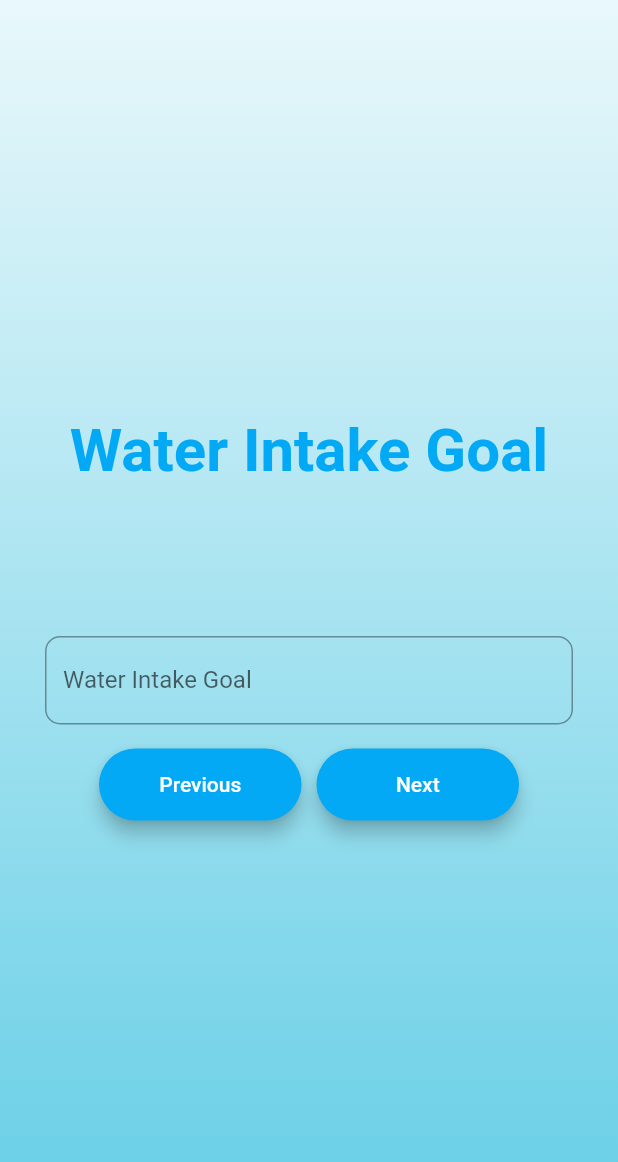
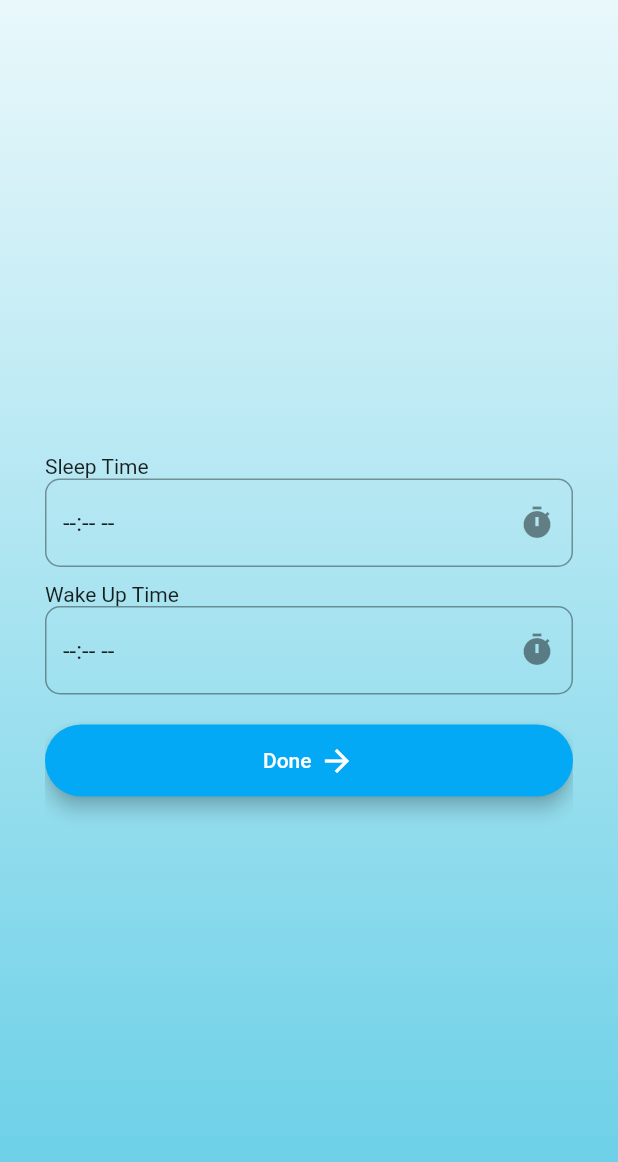
Before and after one commit to umairliaqat33/water_reminder, a Flutter app: the OnBoardingScreen screen opened directly, swiped to page 3, on a phone screen of 412 x 824 dp. Shown: the top 1162 px of the screen. Run offline on Flutter 3.47's test engine with Material 2 defaults, Android fonts, the phone set to English and light mode, and no system bars; our stand-ins replace animated_text_kit, cloud_firestore, firebase_auth, firebase_core, flutter_local_notifications, flutter_spinkit and 4 more; missing offline and left inert: cloud_firestore_web, firebase_auth_web, firebase_core_web, firebase_database_web, firebase_messaging_web, shared_preferences_web; accounts and stored records are empty.

Commit message:
removed water intake from on-boarding screen and some fixes included

```diff
--- a/lib/on-boarding/on_boarding_screen.dart
+++ b/lib/on-boarding/on_boarding_screen.dart
@@ -1,10 +1,9 @@
 import 'dart:developer';
-import 'package:flutter/material.dart';
 
 import 'package:cloud_firestore/cloud_firestore.dart';
 import 'package:firebase_auth/firebase_auth.dart';
+import 'package:flutter/material.dart';
 import 'package:fluttertoast/fluttertoast.dart';
-
 import 'package:water_reminder/models/constants.dart';
 import 'package:water_reminder/models/data_model.dart';
 import 'package:water_reminder/screens/screen_shifter.dart';
@@ -31,7 +30,7 @@ class _OnBoardingScreenState extends State<OnBoardingScreen> {
   User? user;
 
   postUserDetailsToFireStore(String gender, int weight, TimeOfDay sleepTime,
-      TimeOfDay wakeTime, int waterIntake) async {
+      TimeOfDay wakeTime) async {
     try {
       FirebaseFirestore firebaseFirestore = FirebaseFirestore.instance;
       WeightModel weightModel = WeightModel();
@@ -39,7 +38,7 @@ class _OnBoardingScreenState extends State<OnBoardingScreen> {
       weightModel.weight = weight;
       weightModel.sleepTime = sleepTime.format(context).toString();
       weightModel.wakeTime = wakeTime.format(context).toString();
-      weightModel.waterIntakeGoal = waterIntake;
+      weightModel.waterIntakeGoal = ((weight * 0.033) * 1000).toInt();
 
       await firebaseFirestore
           .collection('user')
@@ -194,6 +193,7 @@ class _OnBoardingScreenState extends State<OnBoardingScreen> {
                           return null;
                         },
                         cursorColor: Colors.purple,
+                        keyboardType: TextInputType.number,
                         textInputAction: TextInputAction.done,
                         controller: weightController,
                         decoration: textFieldDecoration.copyWith(
@@ -245,94 +245,6 @@ class _OnBoardingScreenState extends State<OnBoardingScreen> {
                                     curve: Curves.fastLinearToSlowEaseIn);
                                 FocusManager.instance.primaryFocus?.unfocus();
                               }
-                            },
-                            minWidth: 135.0,
-                            height: 42.0,
-                            child: Text(
-                              'Next',
-                              style: TextStyle(color: Colors.white),
-                            ),
-                          ),
-                        ),
-                      ],
-                    ),
-                  ],
-                ),
-                Column(
-                  mainAxisAlignment: MainAxisAlignment.center,
-                  crossAxisAlignment: CrossAxisAlignment.stretch,
-                  children: [
-                    Center(
-                      child: Text(
-                        "Water Intake Goal",
-                        style: TextStyle(
-                            fontSize: 40,
-                            fontWeight: FontWeight.bold,
-                            color: Colors.lightBlue),
-                      ),
-                    ),
-                    SizedBox(
-                      height: 100,
-                    ),
-                    TextFormField(
-                      validator: (value) {
-                        if (value!.isEmpty) {
-                          return "Field is required";
-                        }
-                        if (int.parse(value) < 10) {
-                          return "Please enter a valid Goal in milliliters";
-                        }
-                        return null;
-                      },
-                      cursorColor: Colors.purple,
-                      textInputAction: TextInputAction.done,
-                      controller: waterIntakeGoalController,
-                      decoration: textFieldDecoration.copyWith(
-                        suffix: Text(
-                          "ml",
-                          style: TextStyle(color: Colors.black),
-                        ),
-                        label: Text("Water Intake Goal"),
-                      ),
-                    ),
-                    SizedBox(
-                      height: 16,
-                    ),
-                    Row(
-                      mainAxisAlignment: MainAxisAlignment.center,
-                      children: [
-                        Material(
-                          color: Colors.lightBlue,
-                          borderRadius: BorderRadius.all(Radius.circular(30.0)),
-                          elevation: 5.0,
-                          child: MaterialButton(
-                            onPressed: () {
-                              pageController.previousPage(
-                                  duration: Duration(seconds: 2),
-                                  curve: Curves.fastLinearToSlowEaseIn);
-                              FocusManager.instance.primaryFocus?.unfocus();
-                            },
-                            minWidth: 135.0,
-                            height: 42.0,
-                            child: Text(
-                              'Previous',
-                              style: TextStyle(color: Colors.white),
-                            ),
-                          ),
-                        ),
-                        SizedBox(
-                          width: 10,
-                        ),
-                        Material(
-                          color: Colors.lightBlue,
-                          borderRadius: BorderRadius.all(Radius.circular(30.0)),
-                          elevation: 5.0,
-                          child: MaterialButton(
-                            onPressed: () {
-                              pageController.nextPage(
-                                  duration: Duration(seconds: 2),
-                                  curve: Curves.fastLinearToSlowEaseIn);
-                              FocusManager.instance.primaryFocus?.unfocus();
                             },
                             minWidth: 135.0,
                             height: 42.0,
@@ -432,8 +344,7 @@ class _OnBoardingScreenState extends State<OnBoardingScreen> {
                               radioValue,
                               int.parse(weightController.text),
                               sleepTime,
-                              wakeTime,
-                              int.parse(waterIntakeGoalController.text));
+                              wakeTime);
                         },
                         minWidth: 135.0,
                         height: 42.0,
--- a/lib/screens/reminder_scheduler.dart
+++ b/lib/screens/reminder_scheduler.dart
@@ -23,7 +23,7 @@ class ReminderScheduler extends StatefulWidget {
 
 class _ReminderSchedulerState extends State<ReminderScheduler> {
   User? user;
-  bool on = false;
+  bool on = true;
 
   void initState() {
     super.initState();
```
Also changed, not shown: lib/screens/login_screen.dart (+27 -3 lines), lib/widgets/water_container.dart (+6 -2 lines), 1 other file.
